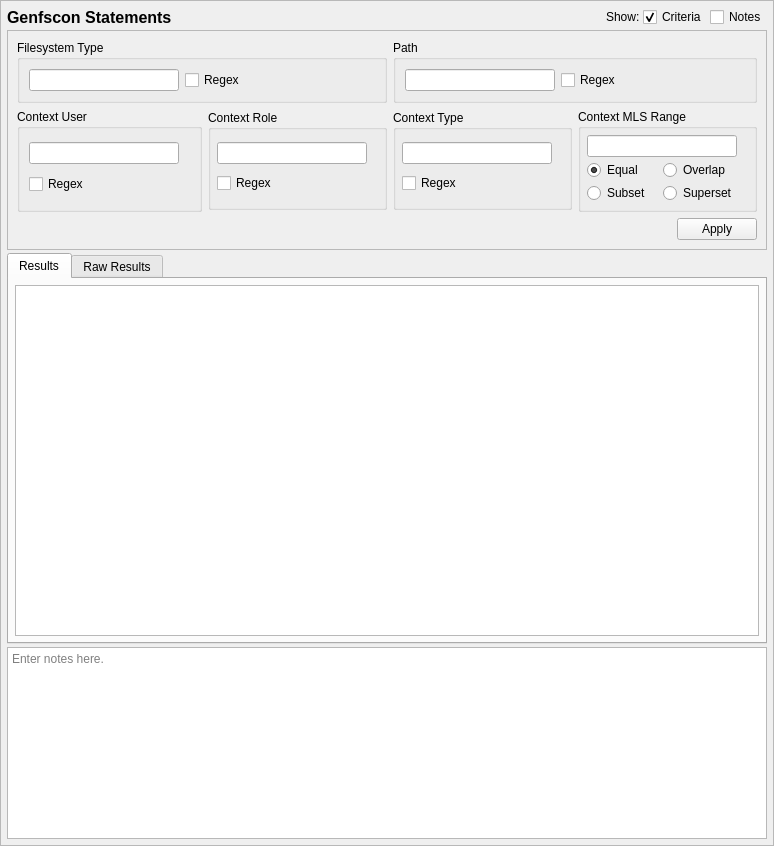
SELinuxProject/setools, file setoolsgui/apol/genfsconquery.ui: the form before one commit.
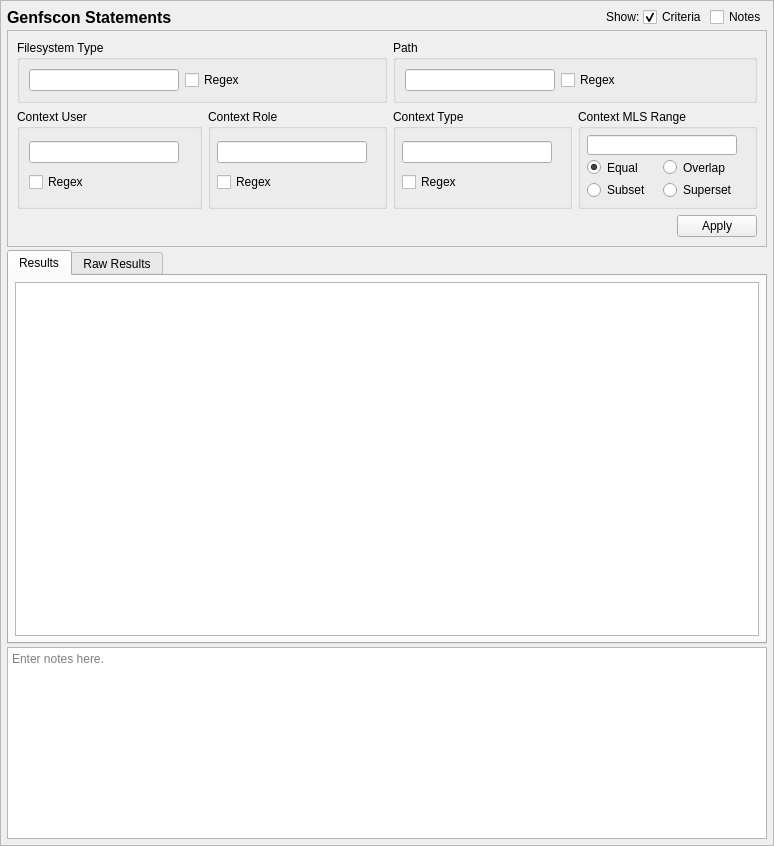
The form after the commit. Custom widgets are drawn as their Qt base class.

What changed in the file:
```diff
--- a/setoolsgui/apol/genfsconquery.ui
+++ b/setoolsgui/apol/genfsconquery.ui
@@ -382,7 +382,7 @@
           <item row="0" column="0">
            <widget class="QLineEdit" name="user">
             <property name="sizePolicy">
-             <sizepolicy hsizetype="Preferred" vsizetype="Fixed">
+             <sizepolicy hsizetype="Expanding" vsizetype="Fixed">
               <horstretch>0</horstretch>
               <verstretch>0</verstretch>
              </sizepolicy>
@@ -393,6 +393,12 @@
               <height>0</height>
              </size>
             </property>
+            <property name="maximumSize">
+             <size>
+              <width>250</width>
+              <height>16777215</height>
+             </size>
+            </property>
            </widget>
           </item>
           <item row="1" column="0">
@@ -451,7 +457,7 @@
           <item row="0" column="0">
            <widget class="QLineEdit" name="role">
             <property name="sizePolicy">
-             <sizepolicy hsizetype="Preferred" vsizetype="Fixed">
+             <sizepolicy hsizetype="Expanding" vsizetype="Fixed">
               <horstretch>0</horstretch>
               <verstretch>0</verstretch>
              </sizepolicy>
@@ -539,7 +545,7 @@
           <item row="0" column="1">
            <widget class="QLineEdit" name="type_">
             <property name="sizePolicy">
-             <sizepolicy hsizetype="Preferred" vsizetype="Fixed">
+             <sizepolicy hsizetype="Expanding" vsizetype="Fixed">
               <horstretch>0</horstretch>
               <verstretch>0</verstretch>
              </sizepolicy>
@@ -579,7 +585,7 @@
          <property name="maximumSize">
           <size>
            <width>16777215</width>
-           <height>16777215</height>
+           <height>100</height>
           </size>
          </property>
          <property name="title">
@@ -647,7 +653,7 @@
           <item row="1" column="1" colspan="2">
            <widget class="QLineEdit" name="range_">
             <property name="sizePolicy">
-             <sizepolicy hsizetype="Preferred" vsizetype="Fixed">
+             <sizepolicy hsizetype="Expanding" vsizetype="Fixed">
               <horstretch>0</horstretch>
               <verstretch>0</verstretch>
              </sizepolicy>
@@ -671,6 +677,9 @@
             <property name="orientation">
              <enum>Qt::Horizontal</enum>
             </property>
+            <property name="sizeType">
+             <enum>QSizePolicy::Preferred</enum>
+            </property>
             <property name="sizeHint" stdset="0">
              <size>
               <width>40</width>
@@ -682,7 +691,7 @@
          </layout>
         </widget>
        </item>
-       <item row="2" column="0" colspan="4">
+       <item row="2" column="3">
         <widget class="QDialogButtonBox" name="buttonBox">
          <property name="standardButtons">
           <set>QDialogButtonBox::Apply</set>
```
Left out of the diff: 24 changed lines with no effect on the pictures.
